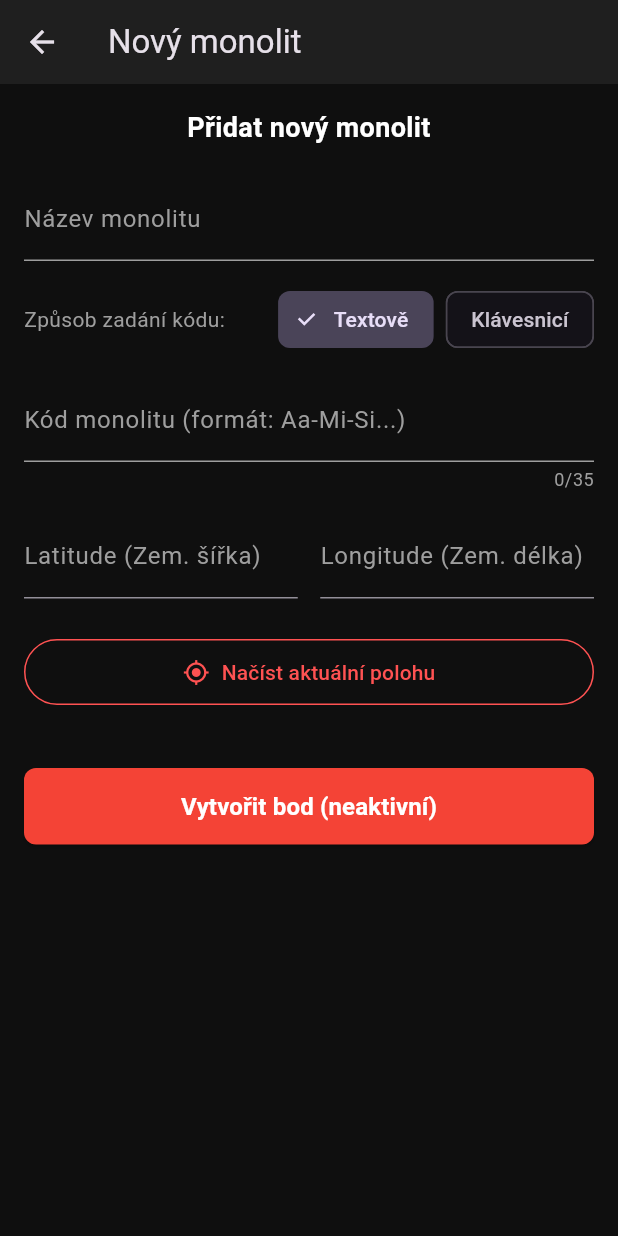
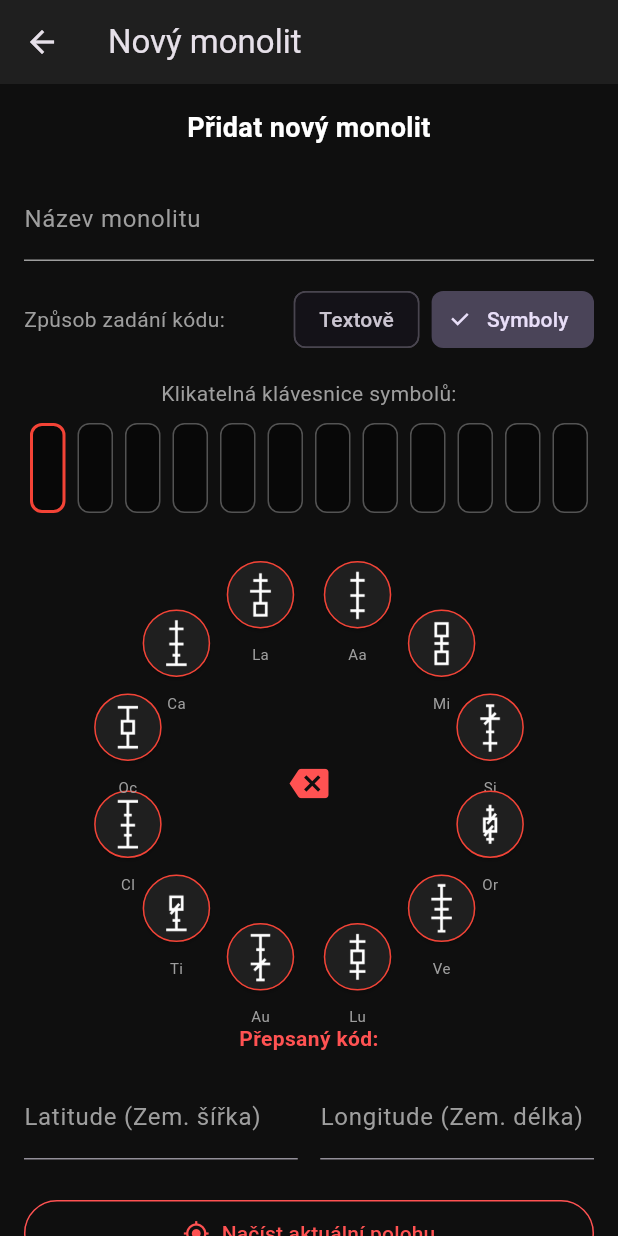
Before and after one commit to MAV0D/Monolit, a Flutter app: the AdminPointFormView screen opened directly, on a phone screen of 412 x 824 dp. Run offline on Flutter 3.47's test engine with Material 3 defaults, Android fonts, the phone set to English and light mode, and no system bars; our stand-ins replace flutter_riverpod, geolocator, riverpod_annotation, web; missing offline and left inert: dart:js_interop; generated files the repository leaves out were written again.

Commit message:
added names of symbols to symbol keyboard, fixed admin entering view

```diff
--- a/frontend/lib/widgets/admin/admin_point_form_view.dart
+++ b/frontend/lib/widgets/admin/admin_point_form_view.dart
@@ -261,17 +261,17 @@ class _AdminPointFormViewState extends ConsumerState<AdminPointFormView> {
                   children: [
                     ChoiceChip(
                       label: const Text("Textově"),
-                      selected: !_useKeyboardInput,
+                      selected: _useKeyboardInput,
                       onSelected: (val) {
-                        setState(() => _useKeyboardInput = false);
+                        setState(() => _useKeyboardInput = true);
                       },
                     ),
                     const SizedBox(width: 8),
                     ChoiceChip(
-                      label: const Text("Klávesnicí"),
-                      selected: _useKeyboardInput,
+                      label: const Text("Symboly"),
+                      selected: !_useKeyboardInput,
                       onSelected: (val) {
-                        setState(() => _useKeyboardInput = true);
+                        setState(() => _useKeyboardInput = false);
                       },
                     ),
                   ],
@@ -281,7 +281,7 @@ class _AdminPointFormViewState extends ConsumerState<AdminPointFormView> {
             const SizedBox(height: 15),
 
             // PODMÍNĚNÉ ZOBRAZENÍ VSTUPU
-            if (!_useKeyboardInput) ...[
+            if (_useKeyboardInput) ...[
               TextFormField(
                 controller: _codeController,
                 style: const TextStyle(color: Colors.white),
--- a/frontend/lib/widgets/user/symbol_keyboard_input.dart
+++ b/frontend/lib/widgets/user/symbol_keyboard_input.dart
@@ -50,6 +50,21 @@ class _SymbolKeyboardInputState extends State<SymbolKeyboardInput> {
     "9": "assets/sym_9.png",
     "A": "assets/sym_A.png",
     "B": "assets/sym_B.png",
+  };
+
+  Map<String, String> symbolBigrams = {
+    "0": "Aa",
+    "1": "Mi",
+    "2": "Si",
+    "3": "Or",
+    "4": "Ve",
+    "5": "Lu",
+    "6": "Au",
+    "7": "Ti",
+    "8": "Cl",
+    "9": "Oc",
+    "A": "Ca",
+    "B": "La",
   };
 
   late List<String> _enteredCode;
@@ -159,8 +174,10 @@ class _SymbolKeyboardInputState extends State<SymbolKeyboardInput> {
                   ),
                   child: SizedBox(
                     width: 45,
-                    height: 45,
-                    child: ElevatedButton(
+                    height: 65,
+                    child: Column(
+                      children: [
+                        ElevatedButton(
                           style: ElevatedButton.styleFrom(
                             shape: const CircleBorder(),
                             padding: const EdgeInsets.all(10),
@@ -169,9 +186,16 @@ class _SymbolKeyboardInputState extends State<SymbolKeyboardInput> {
                           ),
                           onPressed: () => _onSymbolTap(_symbols[index]),
                           child: Image.asset(
-                        _symbolImages[_symbols[index]] ?? "assets/sym_0.png",
+                            _symbolImages[_symbols[index]]!,
                             fit: BoxFit.contain,
                           ),
+                        ),
+                        SizedBox(height: 5),
+                        Text(
+                          symbolBigrams[_symbols[index]]!,
+                          style: TextStyle(color: Colors.grey, fontSize: 10),
+                        ),
+                      ],
                     ),
                   ),
                 );
```
Lines whose indentation alone changed are shown as unchanged.
